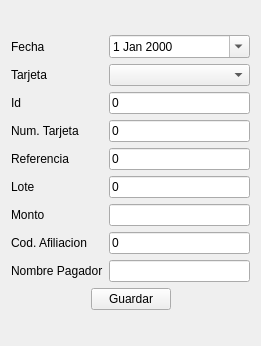
Qt form venta/ui_tarjeta.ui (rodety/Jireh) before a commit.
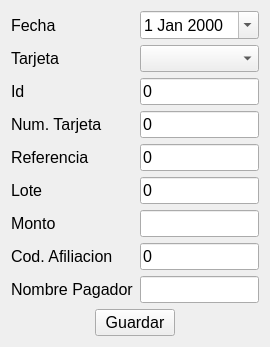
The same form after that commit. Custom widgets are drawn as their Qt base class.

Diff of the .ui file:
```diff
--- a/venta/ui_tarjeta.ui
+++ b/venta/ui_tarjeta.ui
@@ -10,6 +10,11 @@
     <height>346</height>
    </rect>
   </property>
+  <property name="font">
+   <font>
+    <pointsize>12</pointsize>
+   </font>
+  </property>
   <property name="windowTitle">
    <string>Registro de tarjeta</string>
   </property>
```
